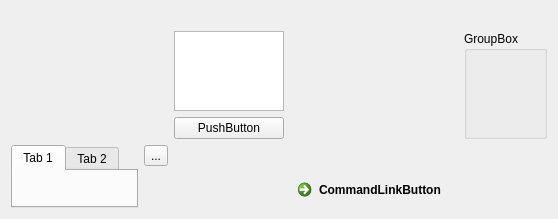
Above: ProbandoQT/widget.ui from juanprrr/Proyecto-I-Datos-II before the change. Below: the same form after it.
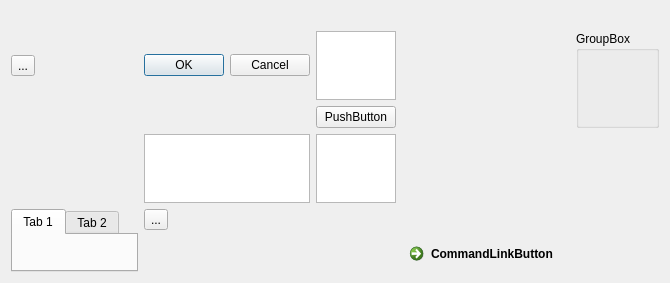
That is the form after the change.

What changed in the file:
```diff
--- a/ProbandoQT/widget.ui
+++ b/ProbandoQT/widget.ui
@@ -27,11 +27,12 @@
      </property>
     </spacer>
    </item>
-   <item row="1" column="2">
-    <widget class="QListView" name="listView"/>
-   </item>
-   <item row="1" column="3">
-    <layout class="QHBoxLayout" name="horizontalLayout"/>
+   <item row="2" column="2">
+    <widget class="QPushButton" name="pushButton">
+     <property name="text">
+      <string>PushButton</string>
+     </property>
+    </widget>
    </item>
    <item row="1" column="4" rowspan="2">
     <widget class="QGroupBox" name="groupBox">
@@ -40,14 +41,7 @@
      </property>
     </widget>
    </item>
-   <item row="2" column="2">
-    <widget class="QPushButton" name="pushButton">
-     <property name="text">
-      <string>PushButton</string>
-     </property>
-    </widget>
-   </item>
-   <item row="3" column="0" rowspan="2">
+   <item row="4" column="0" rowspan="2">
     <widget class="QTabWidget" name="tabWidget">
      <widget class="QWidget" name="tab">
       <attribute name="title">
@@ -61,20 +55,46 @@
      </widget>
     </widget>
    </item>
-   <item row="3" column="1">
+   <item row="1" column="1">
+    <widget class="QDialogButtonBox" name="buttonBox">
+     <property name="standardButtons">
+      <set>QDialogButtonBox::Cancel|QDialogButtonBox::Ok</set>
+     </property>
+    </widget>
+   </item>
+   <item row="4" column="1">
     <widget class="QToolButton" name="toolButton">
      <property name="text">
       <string>...</string>
      </property>
     </widget>
    </item>
-   <item row="4" column="3">
+   <item row="1" column="2">
+    <widget class="QListView" name="listView"/>
+   </item>
+   <item row="5" column="3">
     <widget class="QCommandLinkButton" name="commandLinkButton">
      <property name="text">
       <string>CommandLinkButton</string>
      </property>
     </widget>
    </item>
+   <item row="1" column="3">
+    <layout class="QHBoxLayout" name="horizontalLayout"/>
+   </item>
+   <item row="1" column="0">
+    <widget class="QToolButton" name="toolButton_2">
+     <property name="text">
+      <string>...</string>
+     </property>
+    </widget>
+   </item>
+   <item row="3" column="1">
+    <widget class="QTreeView" name="treeView"/>
+   </item>
+   <item row="3" column="2">
+    <widget class="QTreeView" name="treeView_2"/>
+   </item>
   </layout>
  </widget>
  <resources/>
```
